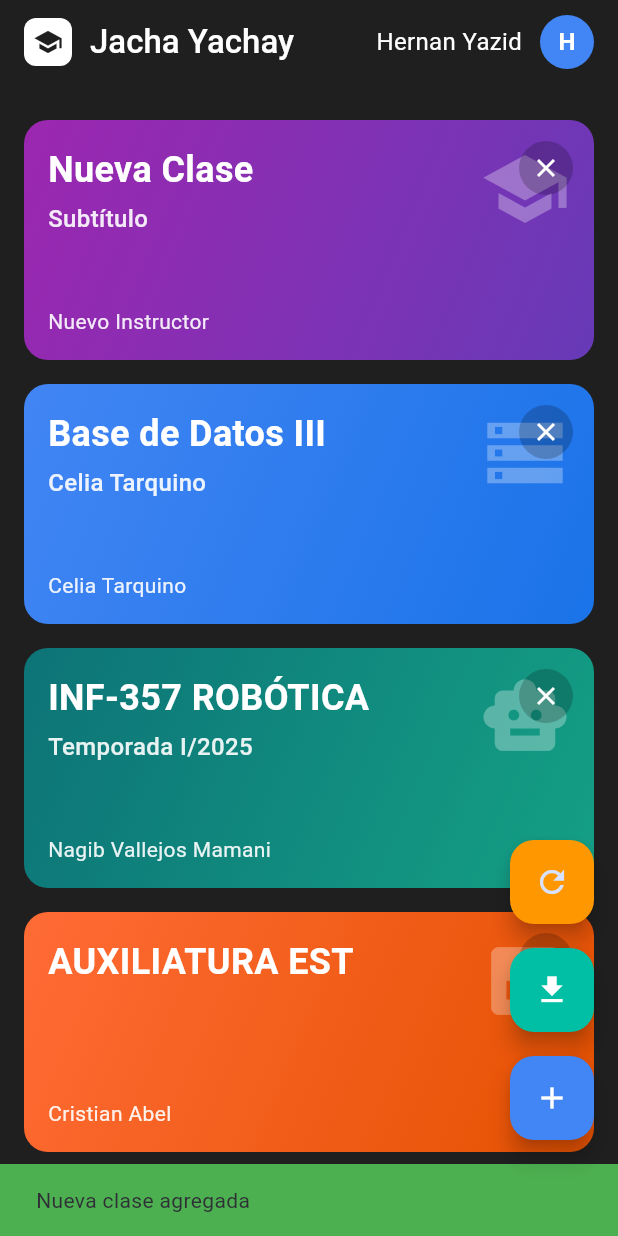
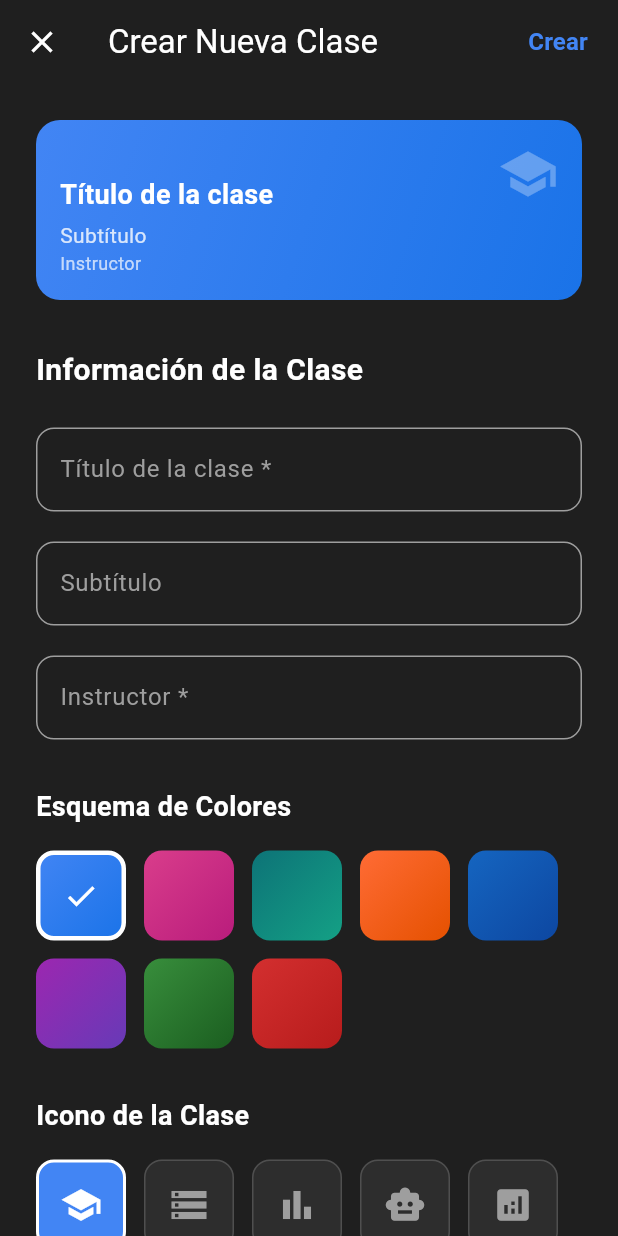
Before and after one commit to SaulChoque/Hackathon-Bicentenario-Jacha_Yachay, a Flutter app: the screen it shows after launch, scrolled down 144 dp, after a tap on the "close" icon, after a tap on the "add" icon, on a phone screen of 412 x 824 dp. Run offline on Flutter 3.47's test engine with Material 3 defaults, Android fonts, the light colour scheme and no system bars; our stand-ins replace share_plus, sqflite; accounts and stored records are empty.

Commit message:
CREATE editor class page

```diff
--- /dev/null
+++ b/lib/views/create_class_page.dart
@@ -0,0 +1,410 @@
+import 'package:flutter/material.dart';
+import '../services/class_service.dart';
+
+class CreateClassPage extends StatefulWidget {
+  const CreateClassPage({super.key});
+
+  @override
+  State<CreateClassPage> createState() => _CreateClassPageState();
+}
+
+class _CreateClassPageState extends State<CreateClassPage> {
+  final _formKey = GlobalKey<FormState>();
+  final _titleController = TextEditingController();
+  final _subtitleController = TextEditingController();
+  final _instructorController = TextEditingController();
+
+  Color _selectedStartColor = const Color(0xFF4285F4);
+  Color _selectedEndColor = const Color(0xFF1A73E8);
+  IconData _selectedIcon = Icons.school;
+  bool _isLoading = false;
+
+  // Lista de colores predefinidos
+  final List<List<Color>> _colorPairs = [
+    [const Color(0xFF4285F4), const Color(0xFF1A73E8)], // Azul
+    [const Color(0xFFD93D8B), const Color(0xFFB91C7C)], // Rosa
+    [const Color(0xFF0D7377), const Color(0xFF14A085)], // Verde azulado
+    [const Color(0xFFFF6B35), const Color(0xFFE55100)], // Naranja
+    [const Color(0xFF1565C0), const Color(0xFF0D47A1)], // Azul oscuro
+    [const Color(0xFF9C27B0), const Color(0xFF673AB7)], // Púrpura
+    [const Color(0xFF388E3C), const Color(0xFF1B5E20)], // Verde
+    [const Color(0xFFD32F2F), const Color(0xFFB71C1C)], // Rojo
+  ];
+
+  // Lista de iconos disponibles
+  final List<IconData> _availableIcons = [
+    Icons.school,
+    Icons.storage,
+    Icons.bar_chart,
+    Icons.smart_toy,
+    Icons.analytics,
+    Icons.calculate,
+    Icons.science,
+    Icons.computer,
+    Icons.brush,
+    Icons.music_note,
+    Icons.language,
+    Icons.psychology,
+  ];
+
+  Future<void> _createClass() async {
+    if (!_formKey.currentState!.validate()) {
+      return;
+    }
+
+    setState(() {
+      _isLoading = true;
+    });
+
+    try {
+      await ClassService.createClass(
+        title: _titleController.text.trim(),
+        subtitle: _subtitleController.text.trim(),
+        instructor: _instructorController.text.trim(),
+        gradientStartColor: _selectedStartColor,
+        gradientEndColor: _selectedEndColor,
+        icon: _selectedIcon,
+      );
+
+      if (mounted) {
+        Navigator.pop(context, true); // Retorna true para indicar que se creó una clase
+        ScaffoldMessenger.of(context).showSnackBar(
+          const SnackBar(
+            content: Text('Clase creada exitosamente'),
+            backgroundColor: Colors.green,
+          ),
+        );
+      }
+    } catch (e) {
+      if (mounted) {
+        ScaffoldMessenger.of(context).showSnackBar(
+          SnackBar(
+            content: Text('Error al crear la clase: $e'),
+            backgroundColor: Colors.red,
+          ),
+        );
+      }
+    } finally {
+      if (mounted) {
+        setState(() {
+          _isLoading = false;
+        });
+      }
+    }
+  }
+
+  @override
+  Widget build(BuildContext context) {
+    return Scaffold(
+      backgroundColor: const Color(0xFF1F1F1F),
+      appBar: AppBar(
+        backgroundColor: const Color(0xFF1F1F1F),
+        title: const Text(
+          'Crear Nueva Clase',
+          style: TextStyle(color: Colors.white),
+        ),
+        leading: IconButton(
+          onPressed: () => Navigator.pop(context),
+          icon: const Icon(Icons.close, color: Colors.white),
+        ),
+        actions: [
+          TextButton(
+            onPressed: _isLoading ? null : _createClass,
+            child: _isLoading
+                ? const SizedBox(
+                    width: 20,
+                    height: 20,
+                    child: CircularProgressIndicator(strokeWidth: 2),
+                  )
+                : const Text(
+                    'Crear',
+                    style: TextStyle(
+                      color: Color(0xFF4285F4),
+                      fontSize: 16,
+                      fontWeight: FontWeight.w600,
+                    ),
+                  ),
+          ),
+          const SizedBox(width: 8),
+        ],
+      ),
+      body: SingleChildScrollView(
+        padding: const EdgeInsets.all(24),
+        child: Form(
+          key: _formKey,
+          child: Column(
+            crossAxisAlignment: CrossAxisAlignment.start,
+            children: [
+              // Preview de la tarjeta
+              Container(
+                height: 120,
+                decoration: BoxDecoration(
+                  gradient: LinearGradient(
+                    begin: Alignment.topLeft,
+                    end: Alignment.bottomRight,
+                    colors: [_selectedStartColor, _selectedEndColor],
+                  ),
+                  borderRadius: BorderRadius.circular(16),
+                ),
+                child: Stack(
+                  children: [
+                    Positioned(
+                      top: 16,
+                      right: 16,
+                      child: Icon(
+                        _selectedIcon,
+                        size: 40,
+                        color: Colors.white.withOpacity(0.3),
+                      ),
+                    ),
+                    Positioned(
+                      bottom: 16,
+                      left: 16,
+                      right: 16,
+                      child: Column(
+                        crossAxisAlignment: CrossAxisAlignment.start,
+                        children: [
+                          Text(
+                            _titleController.text.isEmpty ? 'Título de la clase' : _titleController.text,
+                            style: const TextStyle(
+                              color: Colors.white,
+                              fontSize: 18,
+                              fontWeight: FontWeight.bold,
+                            ),
+                            maxLines: 1,
+                            overflow: TextOverflow.ellipsis,
+                          ),
+                          const SizedBox(height: 4),
+                          Text(
+                            _subtitleController.text.isEmpty ? 'Subtítulo' : _subtitleController.text,
+                            style: TextStyle(
+                              color: Colors.white.withOpacity(0.8),
+                              fontSize: 14,
+                            ),
+                            maxLines: 1,
+                            overflow: TextOverflow.ellipsis,
+                          ),
+                          Text(
+                            _instructorController.text.isEmpty ? 'Instructor' : _instructorController.text,
+                            style: TextStyle(
+                              color: Colors.white.withOpacity(0.7),
+                              fontSize: 12,
+                            ),
+                            maxLines: 1,
+                            overflow: TextOverflow.ellipsis,
+                          ),
+                        ],
+                      ),
+                    ),
+                  ],
+                ),
+              ),
+              const SizedBox(height: 32),
+
+              // Campos del formulario
+              const Text(
+                'Información de la Clase',
+                style: TextStyle(
+                  color: Colors.white,
+                  fontSize: 20,
+                  fontWeight: FontWeight.bold,
+                ),
+              ),
+              const SizedBox(height: 24),
+
+              // Título
+              TextFormField(
+                controller: _titleController,
+                style: const TextStyle(color: Colors.white),
+                decoration: InputDecoration(
+                  labelText: 'Título de la clase *',
+                  labelStyle: const TextStyle(color: Colors.grey),
+                  hintText: 'Ej: Base de Datos III',
+                  hintStyle: TextStyle(color: Colors.grey.withOpacity(0.6)),
+                  border: OutlineInputBorder(
+                    borderRadius: BorderRadius.circular(12),
+                  ),
+                  enabledBorder: OutlineInputBorder(
+                    borderRadius: BorderRadius.circular(12),
+                    borderSide: const BorderSide(color: Colors.grey),
+                  ),
+                  focusedBorder: OutlineInputBorder(
+                    borderRadius: BorderRadius.circular(12),
+                    borderSide: const BorderSide(color: Color(0xFF4285F4)),
+                  ),
+                  errorBorder: OutlineInputBorder(
+                    borderRadius: BorderRadius.circular(12),
+                    borderSide: const BorderSide(color: Colors.red),
+                  ),
+                ),
+                validator: (value) {
+                  if (value == null || value.trim().isEmpty) {
+                    return 'El título es obligatorio';
+                  }
+                  return null;
+                },
+                onChanged: (value) => setState(() {}),
+              ),
+              const SizedBox(height: 20),
+
+              // Subtítulo
+              TextFormField(
+                controller: _subtitleController,
+                style: const TextStyle(color: Colors.white),
+                decoration: InputDecoration(
+                  labelText: 'Subtítulo',
+                  labelStyle: const TextStyle(color: Colors.grey),
+                  hintText: 'Ej: INF261 - DAT251',
+                  hintStyle: TextStyle(color: Colors.grey.withOpacity(0.6)),
+                  border: OutlineInputBorder(
+                    borderRadius: BorderRadius.circular(12),
+                  ),
+                  enabledBorder: OutlineInputBorder(
+                    borderRadius: BorderRadius.circular(12),
+                    borderSide: const BorderSide(color: Colors.grey),
+                  ),
+                  focusedBorder: OutlineInputBorder(
+                    borderRadius: BorderRadius.circular(12),
+                    borderSide: const BorderSide(color: Color(0xFF4285F4)),
+                  ),
+                ),
+                onChanged: (value) => setState(() {}),
+              ),
+              const SizedBox(height: 20),
+
+              // Instructor
+              TextFormField(
+                controller: _instructorController,
+                style: const TextStyle(color: Colors.white),
+                decoration: InputDecoration(
+                  labelText: 'Instructor *',
+                  labelStyle: const TextStyle(color: Colors.grey),
+                  hintText: 'Ej: María García',
+                  hintStyle: TextStyle(color: Colors.grey.withOpacity(0.6)),
+                  border: OutlineInputBorder(
+                    borderRadius: BorderRadius.circular(12),
+                  ),
+                  enabledBorder: OutlineInputBorder(
+                    borderRadius: BorderRadius.circular(12),
+                    borderSide: const BorderSide(color: Colors.grey),
+                  ),
+                  focusedBorder: OutlineInputBorder(
+                    borderRadius: BorderRadius.circular(12),
+                    borderSide: const BorderSide(color: Color(0xFF4285F4)),
+                  ),
+                  errorBorder: OutlineInputBorder(
+                    borderRadius: BorderRadius.circular(12),
+                    borderSide: const BorderSide(color: Colors.red),
+                  ),
+                ),
+                validator: (value) {
+                  if (value == null || value.trim().isEmpty) {
+                    return 'El instructor es obligatorio';
+                  }
+                  return null;
+                },
+                onChanged: (value) => setState(() {}),
+              ),
+              const SizedBox(height: 32),
+
+              // Selección de colores
+              const Text(
+                'Esquema de Colores',
+                style: TextStyle(
+                  color: Colors.white,
+                  fontSize: 18,
+                  fontWeight: FontWeight.w600,
+                ),
+              ),
+              const SizedBox(height: 16),
+              Wrap(
+                spacing: 12,
+                runSpacing: 12,
+                children: _colorPairs.map((colorPair) {
+                  final isSelected = _selectedStartColor == colorPair[0] && _selectedEndColor == colorPair[1];
+                  return GestureDetector(
+                    onTap: () {
+                      setState(() {
+                        _selectedStartColor = colorPair[0];
+                        _selectedEndColor = colorPair[1];
+                      });
+                    },
+                    child: Container(
+                      width: 60,
+                      height: 60,
+                      decoration: BoxDecoration(
+                        gradient: LinearGradient(
+                          begin: Alignment.topLeft,
+                          end: Alignment.bottomRight,
+                          colors: colorPair,
+                        ),
+                        borderRadius: BorderRadius.circular(12),
+                        border: isSelected
+                            ? Border.all(color: Colors.white, width: 3)
+                            : null,
+                      ),
+                      child: isSelected
+                          ? const Icon(Icons.check, color: Colors.white, size: 24)
+                          : null,
+                    ),
+                  );
+                }).toList(),
+              ),
+              const SizedBox(height: 32),
+
+              // Selección de icono
+              const Text(
+                'Icono de la Clase',
+                style: TextStyle(
+                  color: Colors.white,
+                  fontSize: 18,
+                  fontWeight: FontWeight.w600,
+                ),
+              ),
+              const SizedBox(height: 16),
+              Wrap(
+                spacing: 12,
+                runSpacing: 12,
+                children: _availableIcons.map((icon) {
+                  final isSelected = _selectedIcon == icon;
+                  return GestureDetector(
+                    onTap: () {
+                      setState(() {
+                        _selectedIcon = icon;
+                      });
+                    },
+                    child: Container(
+                      width: 60,
+                      height: 60,
+                      decoration: BoxDecoration(
+                        color: isSelected ? const Color(0xFF4285F4) : const Color(0xFF2D2D2D),
+                        borderRadius: BorderRadius.circular(12),
+                        border: isSelected
+                            ? Border.all(color: Colors.white, width: 2)
+                            : Border.all(color: Colors.grey.withOpacity(0.3)),
+                      ),
+                      child: Icon(
+                        icon,
+                        color: isSelected ? Colors.white : Colors.grey,
+                        size: 28,
+                      ),
+                    ),
+                  );
+                }).toList(),
+              ),
+              const SizedBox(height: 40),
+            ],
+          ),
+        ),
+      ),
+    );
+  }
+
+  @override
+  void dispose() {
+    _titleController.dispose();
+    _subtitleController.dispose();
+    _instructorController.dispose();
+    super.dispose();
+  }
+}
--- a/lib/views/jacha_yachay_home_page.dart
+++ b/lib/views/jacha_yachay_home_page.dart
@@ -5,6 +5,7 @@ import '../widgets/class_card.dart';
 import '../services/class_service.dart';
 import '../services/database_service.dart';
 import '../views/reception_page.dart';
+import '../views/create_class_page.dart';
 
 class JachaYachayHomePage extends StatefulWidget {
   const JachaYachayHomePage({super.key});
@@ -56,7 +57,6 @@ class _JachaYachayHomePageState extends State<JachaYachayHomePage> {
     }
   }
 
-  // ...existing code...
   void _removeClass(int index) async {
     final classToRemove = classes[index];
     // Elimina de la base de datos si tiene ID
@@ -66,7 +66,6 @@ class _JachaYachayHomePageState extends State<JachaYachayHomePage> {
     // Recarga la lista desde la base de datos
     _loadClasses();
   }
-  // ...existing code...
 
   void _showReceptionMenu() {
     showModalBottomSheet(
@@ -336,33 +335,16 @@ class _JachaYachayHomePageState extends State<JachaYachayHomePage> {
           // Botón de agregar clase
           FloatingActionButton(
             onPressed: () async {
-              try {
-                // Crear una nueva clase de ejemplo
-                await ClassService.createClass(
-                  title: 'Nueva Clase',
-                  subtitle: 'Subtítulo',
-                  instructor: 'Nuevo Instructor',
-                  gradientStartColor: const Color(0xFF9C27B0),
-                  gradientEndColor: const Color(0xFF673AB7),
-                  icon: Icons.school,
-                );
+              final result = await Navigator.push(
+                context,
+                MaterialPageRoute(
+                  builder: (context) => const CreateClassPage(),
+                ),
+              );
 
-                // Recargar las clases
+              // Si se creó una clase, recargar la lista
+              if (result == true) {
                 _loadClasses();
-
-                ScaffoldMessenger.of(context).showSnackBar(
-                  const SnackBar(
-                    content: Text('Nueva clase agregada'),
-                    backgroundColor: Colors.green,
-                  ),
-                );
-              } catch (e) {
-                ScaffoldMessenger.of(context).showSnackBar(
-                  SnackBar(
-                    content: Text('Error al agregar clase: $e'),
-                    backgroundColor: Colors.red,
-                  ),
-                );
               }
             },
             backgroundColor: const Color(0xFF4285F4),
```
